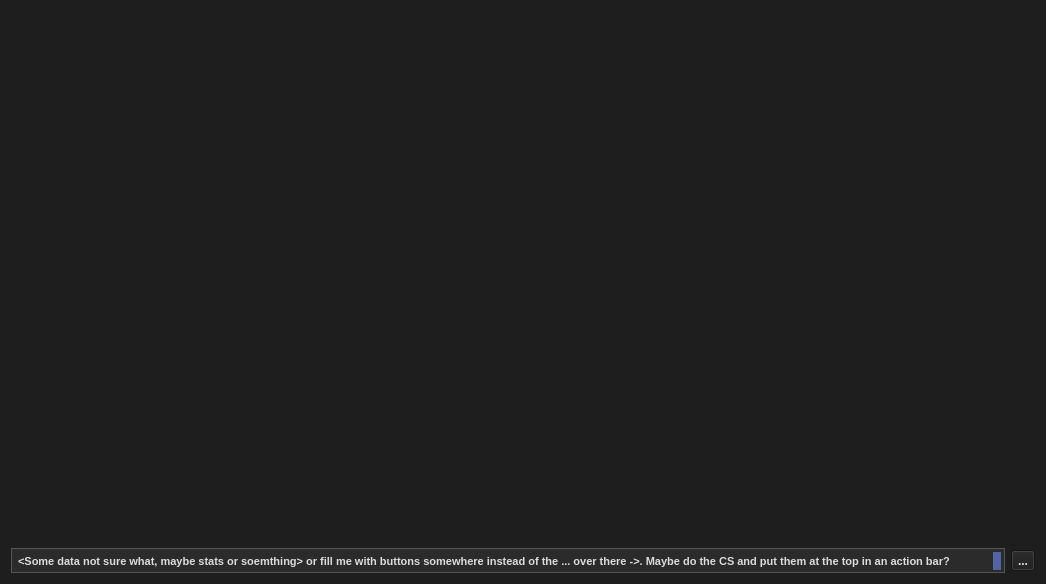
The window that GUI/QtComponents/SimpleC2/c2_layout_widgets.ui (ryanq47/WhisperNet) describes before a commit, drawn with Qt 5.
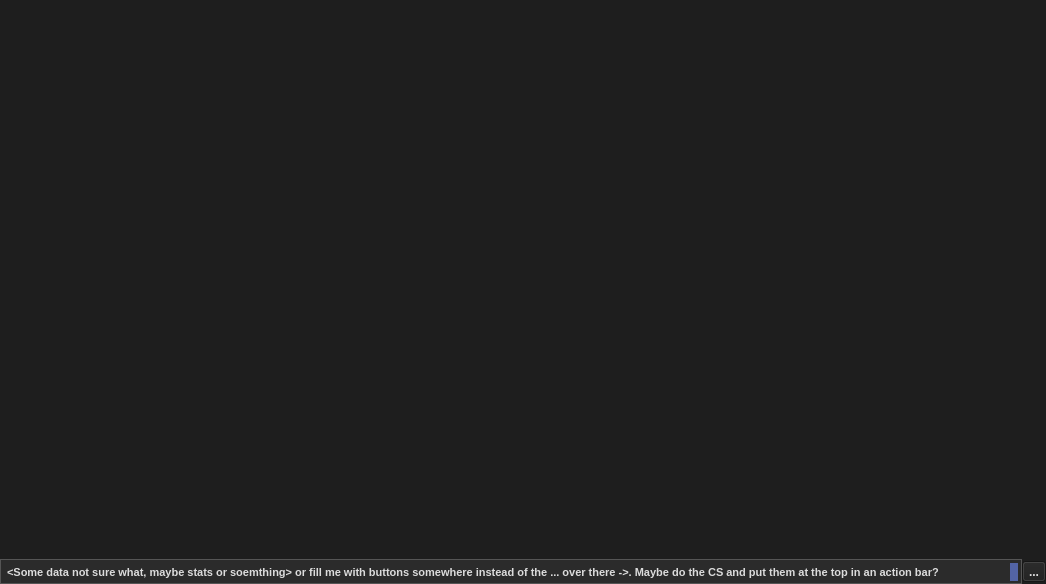
The same window after the commit. Icons and pictures are not drawn.

```diff
--- a/GUI/QtComponents/SimpleC2/c2_layout_widgets.ui
+++ b/GUI/QtComponents/SimpleC2/c2_layout_widgets.ui
@@ -182,6 +182,21 @@
 </string>
   </property>
   <layout class="QGridLayout" name="gridLayout">
+   <property name="leftMargin">
+    <number>0</number>
+   </property>
+   <property name="topMargin">
+    <number>0</number>
+   </property>
+   <property name="rightMargin">
+    <number>0</number>
+   </property>
+   <property name="bottomMargin">
+    <number>0</number>
+   </property>
+   <property name="spacing">
+    <number>0</number>
+   </property>
    <item row="1" column="0">
     <widget class="QTextEdit" name="info_bar">
      <property name="maximumSize">
```
